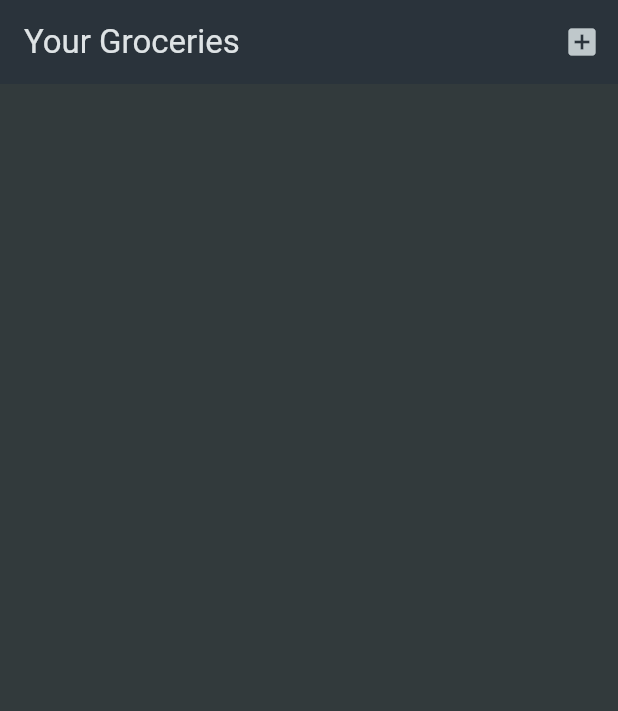
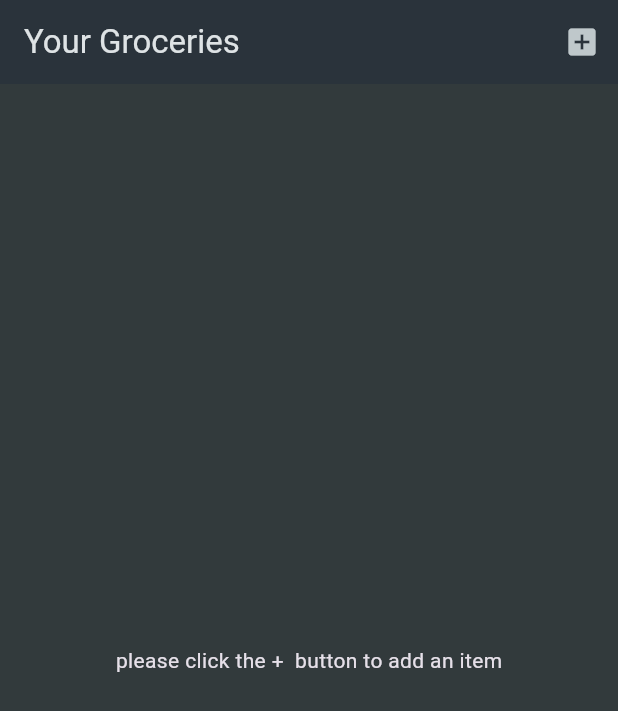
Before and after one commit to AlanYuan16/shopping_list, a Flutter app: the screen it shows after launch, on a phone screen of 412 x 824 dp. Shown: the top 711 px of the screen. Run offline on Flutter 3.47's test engine with Material 3 defaults, Android fonts, the phone set to English and light mode, and no system bars; missing offline and left inert: dart:js_interop.

Commit message:
feat:finished add item functionality

```diff
--- a/lib/widget/grocery_list.dart
+++ b/lib/widget/grocery_list.dart
@@ -26,17 +26,20 @@ class _GroceryListState extends State<GroceryList> {
       });
     }
   }
-  void _removeItem(){
-
+  void _removeItem(GroceryItem item) {
+    setState(() {
+      _groceryItems.remove(item);
+    });
+    for (var i = 0; i < _groceryItems.length; i++) {
+      print(_groceryItems[i].name);
+    }
   }
   @override
   Widget build(BuildContext context){
-    return Scaffold(
-      appBar: AppBar(
-        title: const Text("Your Groceries"),
-        actions: [IconButton(onPressed: _addItem,icon:Icon(Icons.add_box))],
-      ),
-      body: ListView.builder(
+    Widget content = const Center(child: Text("please click the +  button to add an item"));
+    if(_groceryItems.isNotEmpty)
+    {
+      content = ListView.builder(
         itemCount: _groceryItems.length,
 
         itemBuilder:(ctx,index)=>ListTile(
@@ -50,7 +53,14 @@ class _GroceryListState extends State<GroceryList> {
           trailing: Text(_groceryItems[index].quantity.toString()),
 
         ) ,
+      );
+    }
+    return Scaffold(
+      appBar: AppBar(
+        title: const Text("Your Groceries"),
+        actions: [IconButton(onPressed: _addItem,icon:Icon(Icons.add_box))],
       ),
+      body: content,
     );
   }
 }
--- a/lib/widget/new_item.dart
+++ b/lib/widget/new_item.dart
@@ -14,6 +14,7 @@ class NewItem extends StatefulWidget {
 }
 
 class _NewItemState extends State<NewItem> {
+
   final _formKey = GlobalKey<FormState>();
   var _enteredName = '';
   var _enteredQuantity = 1;
```
